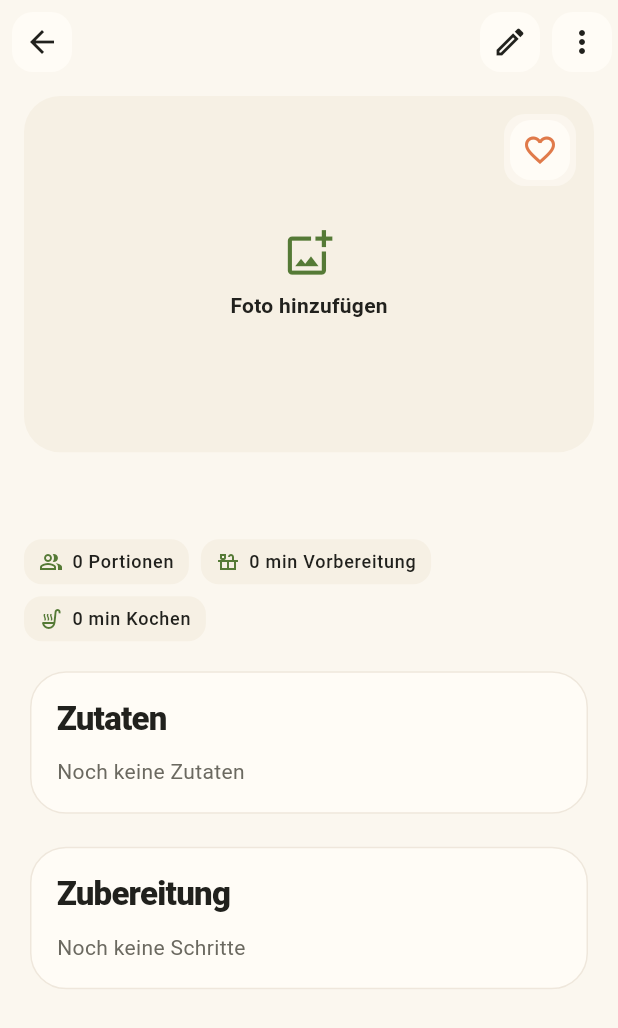
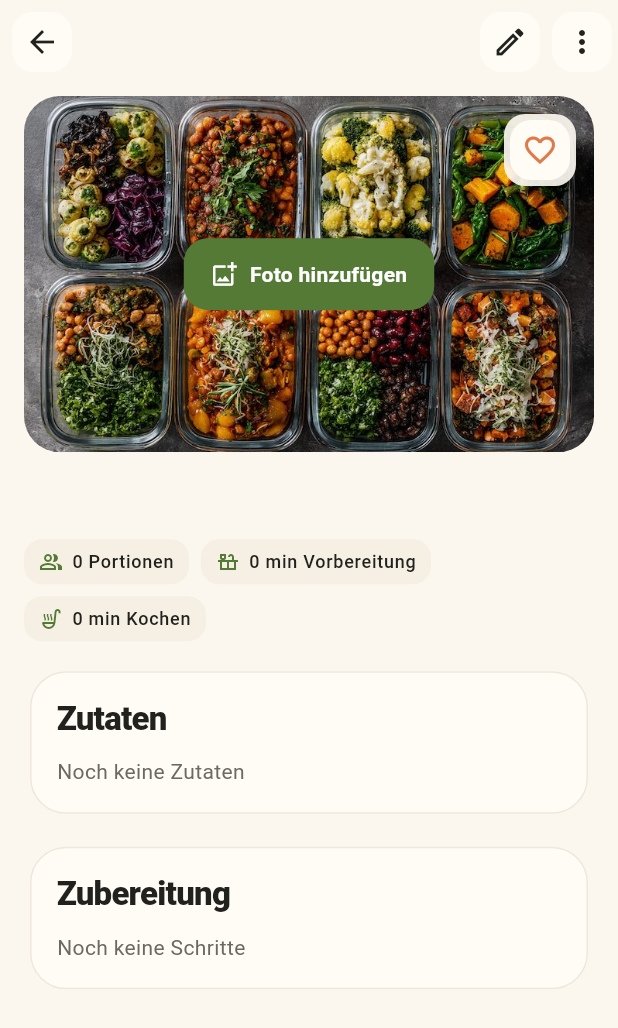
Before and after one commit to Hemyulin/recipe_capturer, a Flutter app: the RecipeDetailsPage screen opened directly with empty values, on a phone screen of 412 x 824 dp. Shown: the top 1028 px of the screen. Run offline on Flutter 3.47's test engine with Material 3 defaults, Android fonts, the phone set to English and light mode, and no system bars; our stand-ins replace go_router, image_picker; network calls fail.

Commit message:
Use recipe fallback image across meal views

```diff
--- a/frontend/lib/ui/pages/recipe_details_page.dart
+++ b/frontend/lib/ui/pages/recipe_details_page.dart
@@ -112,27 +112,34 @@ class _RecipeDetailsPageState extends State<RecipeDetailsPage> {
             color: colorScheme.surfaceContainerHigh,
             borderRadius: BorderRadius.circular(24),
             clipBehavior: Clip.antiAlias,
-            child: imagePath == null
-                ? InkWell(
-                    onTap: _addMainImage,
-                    child: Column(
-                      mainAxisAlignment: MainAxisAlignment.center,
-                      children: [
-                        Icon(
-                          Icons.add_photo_alternate_outlined,
-                          color: colorScheme.primary,
-                          size: 34,
-                        ),
-                        const SizedBox(height: 8),
-                        Text(
-                          'Foto hinzufügen',
-                          style: Theme.of(context).textTheme.titleSmall,
-                        ),
-                      ],
+            child: RecipeImage(path: imagePath),
+          ),
+          if (imagePath == null)
+            Positioned.fill(
+              child: Material(
+                color: Colors.transparent,
+                child: InkWell(
+                  onTap: _addMainImage,
+                  child: Center(
+                    child: FilledButton.icon(
+                      onPressed: _addMainImage,
+                      icon: const Icon(Icons.add_photo_alternate_outlined),
+                      label: const Text('Foto hinzufügen'),
                     ),
-                  )
-                : RecipeImage(path: imagePath),
-          ),
+                  ),
+                ),
+              ),
+            ),
+          if (imagePath != null)
+            Positioned(
+              left: 12,
+              bottom: 12,
+              child: FilledButton.icon(
+                onPressed: _addMainImage,
+                icon: const Icon(Icons.photo_camera_outlined),
+                label: const Text('Ändern'),
+              ),
+            ),
           Positioned(
             top: 12,
             right: 12,
--- a/frontend/lib/ui/pages/today_page.dart
+++ b/frontend/lib/ui/pages/today_page.dart
@@ -201,17 +201,7 @@ class _MealSlotCard extends StatelessWidget {
                 child: SizedBox(
                   width: 86,
                   height: 86,
-                  child: imagePath == null
-                      ? ColoredBox(
-                          color: colorScheme.surfaceContainerHigh,
-                          child: Icon(
-                            isLeftovers
-                                ? Icons.rice_bowl_outlined
-                                : Icons.restaurant_menu_outlined,
-                            color: colorScheme.primary,
-                          ),
-                        )
-                      : RecipeImage(path: imagePath),
+                  child: RecipeImage(path: imagePath),
                 ),
               ),
               const SizedBox(width: 14),
```
